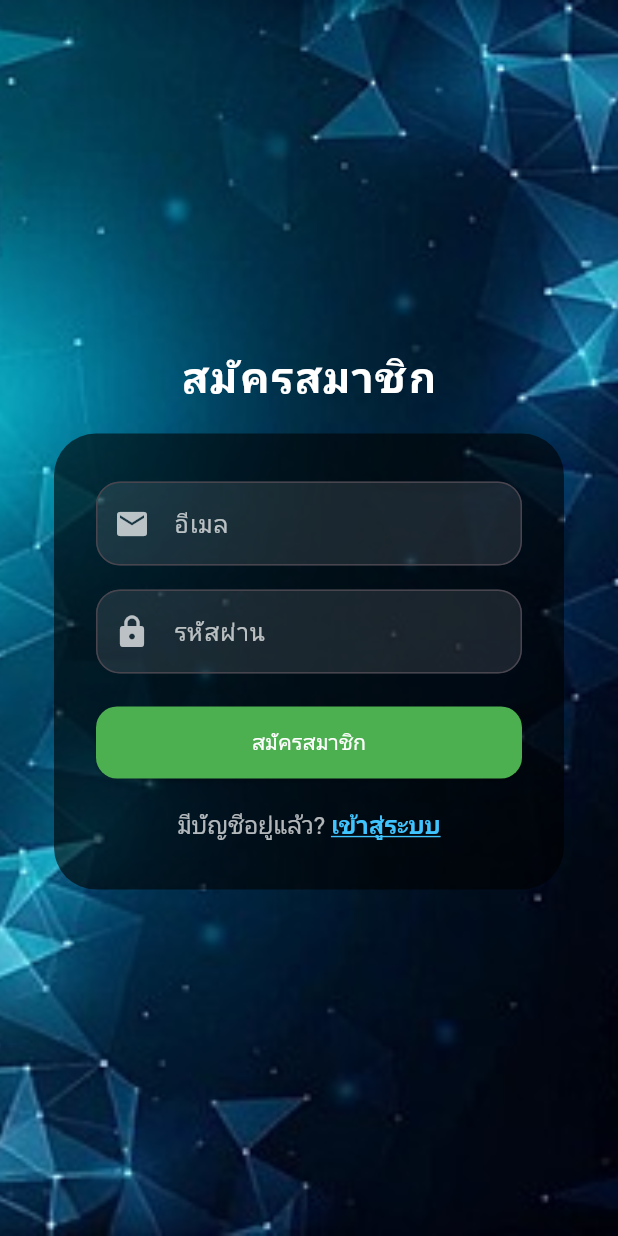
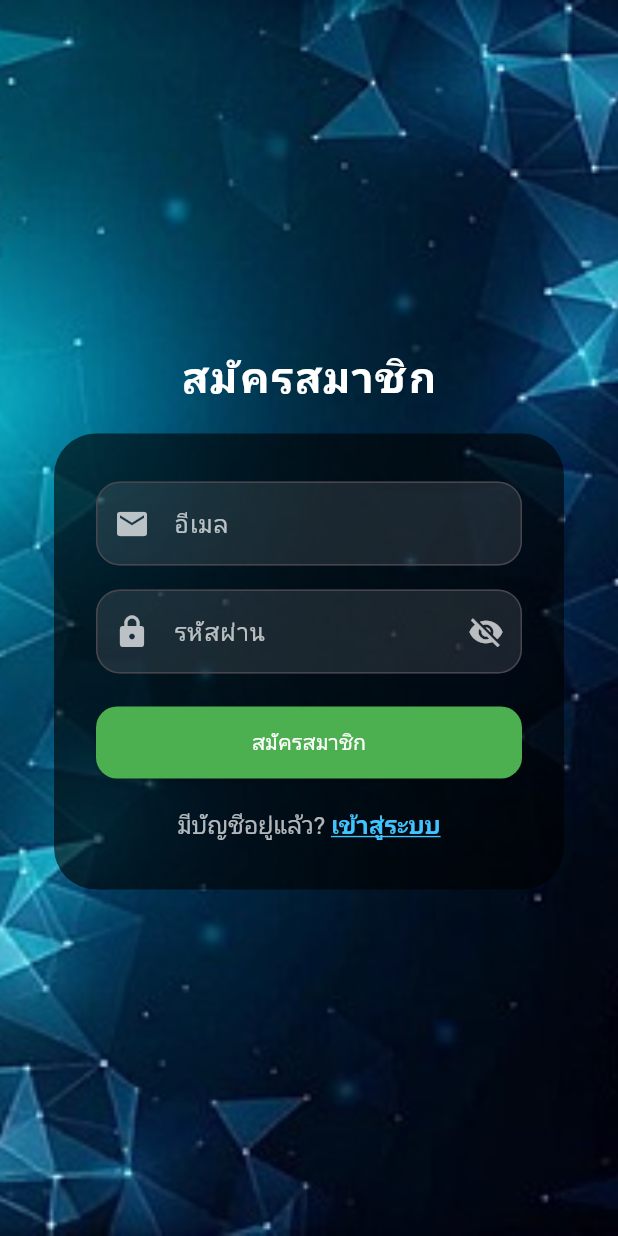
Before and after one commit to toplnwza555/K_U_Y, a Flutter app: the screen it shows after launch, after a tap on "สมัครสมาชิก", on a phone screen of 412 x 824 dp. Run offline on Flutter 3.47's test engine with Material 3 defaults, Android fonts, the phone set to English and light mode, and no system bars; our stand-ins replace file_picker, firebase_auth, firebase_core, google_fonts, image_picker, permission_handler; missing offline and left inert: excel; accounts and stored records are empty; network calls fail; Roboto replaces fonts that are missing (Prompt).

Commit message:
T505
หลักๆเสร็จหมดแล้ว

```diff
--- a/lib/list.dart
+++ b/lib/list.dart
@@ -269,7 +269,7 @@ class _ListScreenState extends State<ListScreen> {
                 const SizedBox(height: 32),
                 // ข้อความแนะนำ
                 const Text(
-                  '🎉 ยินดีต้อนรับสู่ระบบรายชื่อนักเรียน',
+                  '🎉 ยินดีต้อนรับสู่ระบบสแกนนักเรียน',
                   textAlign: TextAlign.center,
                   style: TextStyle(
                     fontSize: 21,
--- a/lib/widgets/login_input_field.dart
+++ b/lib/widgets/login_input_field.dart
@@ -1,6 +1,6 @@
 import 'package:flutter/material.dart';
 
-class LoginInputField extends StatelessWidget {
+class LoginInputField extends StatefulWidget {
   final TextEditingController controller;
   final String label;
   final IconData icon;
@@ -15,17 +15,30 @@ class LoginInputField extends StatelessWidget {
   });
 
   @override
+  State<LoginInputField> createState() => _LoginInputFieldState();
+}
+
+class _LoginInputFieldState extends State<LoginInputField> {
+  late bool _obscureText;
+
+  @override
+  void initState() {
+    super.initState();
+    _obscureText = widget.obscure;
+  }
+
+  @override
   Widget build(BuildContext context) {
     return TextField(
-      controller: controller,
-      obscureText: obscure,
+      controller: widget.controller,
+      obscureText: _obscureText,
       style: const TextStyle(color: Colors.white),
       decoration: InputDecoration(
         filled: true,
         fillColor: Colors.white.withOpacity(0.10),
-        labelText: label,
+        labelText: widget.label,
         labelStyle: const TextStyle(color: Colors.white70),
-        prefixIcon: Icon(icon, color: Colors.white70),
+        prefixIcon: Icon(widget.icon, color: Colors.white70),
         border: OutlineInputBorder(borderRadius: BorderRadius.circular(16)),
         enabledBorder: OutlineInputBorder(
           borderRadius: BorderRadius.circular(16),
@@ -35,6 +48,20 @@ class LoginInputField extends StatelessWidget {
           borderRadius: BorderRadius.circular(16),
           borderSide: const BorderSide(color: Colors.blue, width: 2),
         ),
+        // เพิ่มปุ่มตา เฉพาะฟิลด์รหัสผ่าน
+        suffixIcon: widget.obscure
+            ? IconButton(
+          icon: Icon(
+            _obscureText ? Icons.visibility_off : Icons.visibility,
+            color: Colors.white70,
+          ),
+          onPressed: () {
+            setState(() {
+              _obscureText = !_obscureText;
+            });
+          },
+        )
+            : null,
       ),
     );
   }
--- a/lib/widgets/register_form.dart
+++ b/lib/widgets/register_form.dart
@@ -18,6 +18,9 @@ class _RegisterFormState extends State<RegisterForm> {
   final _passwordController = TextEditingController();
   bool _isLoading = false;
   String? _error;
+
+  // ---- เพิ่มตัวแปรนี้สำหรับโชว์/ซ่อนรหัสผ่าน ----
+  bool _obscurePassword = true;
 
   Future<void> _register() async {
     setState(() {
@@ -70,10 +73,11 @@ class _RegisterFormState extends State<RegisterForm> {
             ),
           ),
           const SizedBox(height: 16),
+          // ---- ช่องรหัสผ่านที่มีปุ่มโชว์/ซ่อน ----
           TextField(
             controller: _passwordController,
             style: const TextStyle(color: Colors.white),
-            obscureText: true,
+            obscureText: _obscurePassword,
             decoration: InputDecoration(
               filled: true,
               fillColor: Colors.white.withOpacity(0.10),
@@ -82,6 +86,18 @@ class _RegisterFormState extends State<RegisterForm> {
               prefixIcon: const Icon(Icons.lock, color: Colors.white70),
               border: OutlineInputBorder(
                 borderRadius: BorderRadius.circular(16),
+              ),
+              // เพิ่มปุ่มไอคอนตา
+              suffixIcon: IconButton(
+                icon: Icon(
+                  _obscurePassword ? Icons.visibility_off : Icons.visibility,
+                  color: Colors.white70,
+                ),
+                onPressed: () {
+                  setState(() {
+                    _obscurePassword = !_obscurePassword;
+                  });
+                },
               ),
             ),
           ),
```
